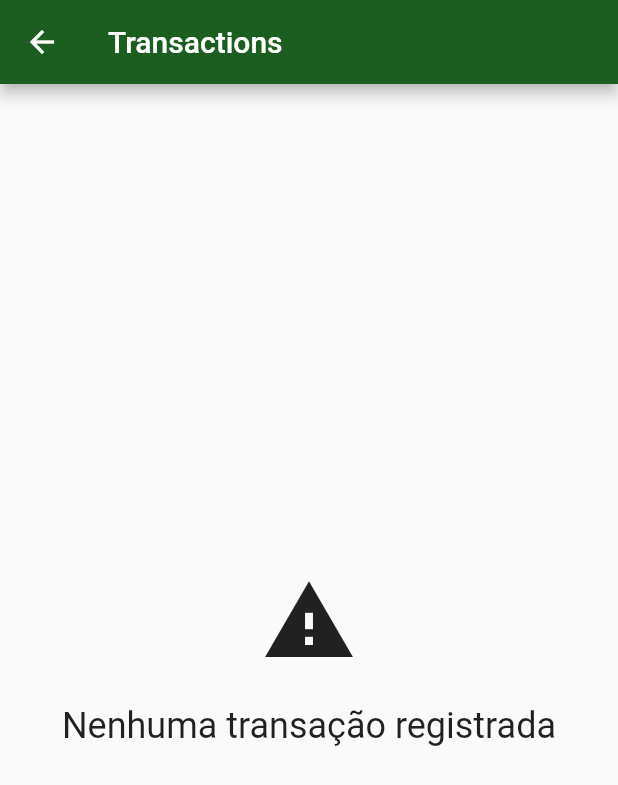
After one commit to dmorsoleto/byteBank, a Flutter app: the screen it shows after launch, after a tap on "Transações", on a phone screen of 412 x 824 dp. The commit adds this screen. Shown: the top 785 px of the screen. Run offline on Flutter 3.47's test engine with Material 2 defaults, Android fonts, the phone set to English and light mode, and no system bars; our stand-ins replace sqflite; missing offline and left inert: http_interceptor; accounts and stored records are empty; statements that could not run were skipped.

Commit message:
- Comunicação com webApi

```diff
--- /dev/null
+++ b/lib/api/webclient.dart
@@ -0,0 +1,6 @@
+import 'package:bytebank/api/interceptors/logging_interceptor.dart';
+import 'package:http/http.dart';
+import 'package:http_interceptor/http_interceptor.dart';
+
+final Client client =
+    HttpClientWithInterceptor.build(interceptors: [LoggingInterceptor()]);
--- /dev/null
+++ b/lib/api/webclients/transactions_webclient.dart
@@ -0,0 +1,31 @@
+import 'dart:convert';
+
+import 'package:bytebank/api/webclient.dart';
+import 'package:bytebank/models/transaction.dart';
+import 'package:http/http.dart';
+
+class TransactionWebClient {
+  Future<List<Transaction>> findAll() async {
+    final Response response = await client
+        .get(Uri.http('localhost:8080', 'transactions'))
+        .timeout(Duration(seconds: 5));
+
+    final List<dynamic> decodedJson = jsonDecode(response.body);
+    return decodedJson.map((dynamic json) => Transaction.fromJson(json)).toList();
+  }
+
+  Future<Transaction> save(Transaction transaction) async {
+    final String transactionJson = jsonEncode(transaction.toJson());
+
+    final Response response = await client.post(
+        Uri.http('localhost:8080', 'transactions'),
+        headers: {
+          'Content-type': 'application/json',
+          'password': '1000',
+        },
+        body: transactionJson
+    );
+
+    return Transaction.fromJson(jsonDecode(response.body));
+  }
+}
--- /dev/null
+++ b/lib/components/centered_message.dart
@@ -0,0 +1,41 @@
+import 'package:flutter/material.dart';
+
+class CenteredMessage extends StatelessWidget {
+  final String message;
+  final IconData icon;
+  final double iconSize;
+  final double fontSize;
+
+  CenteredMessage(
+    this.message, {
+    this.icon,
+    this.iconSize = 64,
+    this.fontSize = 24,
+  });
+
+  @override
+  Widget build(BuildContext context) {
+    return Center(
+      child: Column(
+        mainAxisAlignment: MainAxisAlignment.center,
+        crossAxisAlignment: CrossAxisAlignment.center,
+        children: <Widget>[
+          Visibility(
+            child: Icon(
+              icon,
+              size: iconSize,
+            ),
+            visible: icon != null,
+          ),
+          Padding(
+            padding: const EdgeInsets.only(top: 24.0),
+            child: Text(
+              message,
+              style: TextStyle(fontSize: fontSize),
+            ),
+          ),
+        ],
+      ),
+    );
+  }
+}
--- /dev/null
+++ b/lib/components/progress.dart
@@ -0,0 +1,19 @@
+import 'package:flutter/material.dart';
+
+class Progress extends StatelessWidget {
+
+  final String message;
+
+  Progress({this.message = "Loading"});
+
+  @override
+  Widget build(BuildContext context) {
+    return Center(
+      child: Column(
+        mainAxisAlignment: MainAxisAlignment.center,
+        crossAxisAlignment: CrossAxisAlignment.center,
+        children: [CircularProgressIndicator(), Text(message)],
+      ),
+    );
+  }
+}
--- a/lib/models/contact.dart
+++ b/lib/models/contact.dart
@@ -9,4 +9,14 @@ class Contact {
   String toString() {
     return 'Contact{id: $id, name: $name, accountNumber: $accountNumber}';
   }
+
+  Contact.fromJson(Map<String, dynamic>json) :
+    id = json['id'],
+    name = json['name'],
+    accountNumber = json['accountNumber'];
+
+  Map<String, dynamic> toJson() => {
+    'name': name,
+    'accountNumber': accountNumber,
+  };
 }
--- /dev/null
+++ b/lib/models/transaction.dart
@@ -0,0 +1,25 @@
+import 'contact.dart';
+
+class Transaction {
+  final double value;
+  final Contact contact;
+
+  Transaction(
+      this.value,
+      this.contact,
+      );
+
+  Transaction.fromJson(Map<String, dynamic> json) :
+      value = json['value'],
+      contact = Contact.fromJson(json['contact']);
+
+  Map<String, dynamic> toJson() => {
+    'value': value,
+    'contact': contact.toJson(),
+  };
+
+  @override
+  String toString() {
+    return 'Transaction{value: $value, contact: $contact}';
+  }
+}
--- a/lib/screens/dashboard.dart
+++ b/lib/screens/dashboard.dart
@@ -1,4 +1,5 @@
 import 'package:bytebank/screens/contacts_list.dart';
+import 'package:bytebank/screens/transactions_list.dart';
 import 'package:flutter/material.dart';
 
 class Dashboard extends StatelessWidget {
@@ -16,16 +17,65 @@ class Dashboard extends StatelessWidget {
             padding: const EdgeInsets.all(8.0),
             child: Image.asset('images/bytebank_logo.png'),
           ),
-          Padding(
+          Container(
+            height: 120,
+            child: ListView(
+              scrollDirection: Axis.horizontal,
+              children: [
+                _FeatureItem(
+                  "Transferência",
+                  Icons.monetization_on,
+                  onClick: () {
+                    _showContactList(context);
+                  },
+                ),
+                _FeatureItem(
+                  "Transações",
+                  Icons.description,
+                  onClick: () {
+                    _showTransactionList(context);
+                  },
+                ),
+              ],
+            ),
+          ),
+        ],
+      ),
+    );
+  }
+
+  void _showContactList(BuildContext context) {
+    Navigator.of(context).push(MaterialPageRoute(
+      builder: (context) => ContactList(),
+    ));
+  }
+
+  void _showTransactionList(BuildContext context) {
+    Navigator.of(context).push(MaterialPageRoute(
+      builder: (context) => TransactionsList(),
+    ));
+  }
+}
+
+class _FeatureItem extends StatelessWidget {
+  final String name;
+  final IconData icon;
+  final Function onClick;
+
+  _FeatureItem(
+    this.name,
+    this.icon, {
+    @required this.onClick,
+  });
+
+  @override
+  Widget build(BuildContext context) {
+    return Padding(
       padding: const EdgeInsets.all(8.0),
       child: Material(
         color: Theme.of(context).primaryColor,
         child: InkWell(
-                onTap: () {
-                  Navigator.of(context).push(MaterialPageRoute(
-                    builder: (context) => ContactList(),
-                  ));
-                },
+          onTap: () => onClick(),
           child: Container(
             padding: EdgeInsets.all(8.0),
             width: 150,
@@ -35,12 +85,12 @@ class Dashboard extends StatelessWidget {
               crossAxisAlignment: CrossAxisAlignment.start,
               children: [
                 Icon(
-                        Icons.people,
+                  icon,
                   color: Colors.white,
                   size: 24.0,
                 ),
                 Text(
-                        'Contacts',
+                  name,
                   style: TextStyle(
                     color: Colors.white,
                     fontSize: 16.0,
@@ -51,9 +101,6 @@ class Dashboard extends StatelessWidget {
           ),
         ),
       ),
-          )
-        ],
-      ),
     );
   }
 }
--- /dev/null
+++ b/lib/screens/transactions_list.dart
@@ -0,0 +1,67 @@
+import 'package:bytebank/api/webclients/transactions_webclient.dart';
+import 'package:bytebank/components/centered_message.dart';
+import 'package:bytebank/components/progress.dart';
+import 'package:bytebank/models/transaction.dart';
+import 'package:flutter/material.dart';
+
+class TransactionsList extends StatelessWidget {
+  final TransactionWebClient _webClient = TransactionWebClient();
+
+  @override
+  Widget build(BuildContext context) {
+    return Scaffold(
+      appBar: AppBar(
+        title: Text('Transactions'),
+      ),
+      body: FutureBuilder<List<Transaction>>(
+        future: _webClient.findAll(),
+        builder: (context, snapshot) {
+
+          switch(snapshot.connectionState) {
+            case ConnectionState.none:
+              break;
+            case ConnectionState.waiting:
+              return Progress(message: "Carregando transações...");
+              break;
+            case ConnectionState.active:
+              break;
+            case ConnectionState.done:
+              if(snapshot.hasData) {
+                final List<Transaction> transactions = snapshot.data;
+                if(transactions.isNotEmpty) {
+                  return ListView.builder(
+                    itemBuilder: (context, index) {
+                      final Transaction transaction = transactions[index];
+                      return Card(
+                        child: ListTile(
+                          leading: Icon(Icons.monetization_on),
+                          title: Text(
+                            transaction.value.toString(),
+                            style: TextStyle(
+                              fontSize: 24.0,
+                              fontWeight: FontWeight.bold,
+                            ),
+                          ),
+                          subtitle: Text(
+                            transaction.contact.accountNumber.toString(),
+                            style: TextStyle(
+                              fontSize: 16.0,
+                            ),
+                          ),
+                        ),
+                      );
+                    },
+                    itemCount: transactions.length,
+                  );
+                }
+              }
+
+              return CenteredMessage('Nenhuma transação registrada', icon: Icons.warning,);
+              break;
+          }
+          return CenteredMessage('Unknow Error!');
+        },
+      )
+    );
+  }
+}
--- a/pubspec.yaml
+++ b/pubspec.yaml
@@ -25,6 +25,8 @@ dependencies:
     sdk: flutter
   sqflite: ^1.3.0
   path:
+  http:
+  http_interceptor: ^0.4.0
 
 
   # The following adds the Cupertino Icons font to your application.
```
Also changed, not shown: lib/api/interceptors/logging_interceptor.dart (added, +23 -0 lines), lib/screens/contacts_list.dart (+17 -11 lines), lib/screens/transaction_form.dart (added, +79 -0 lines), pubspec.lock, 5 other files. Lines whose indentation alone changed are shown as unchanged.
